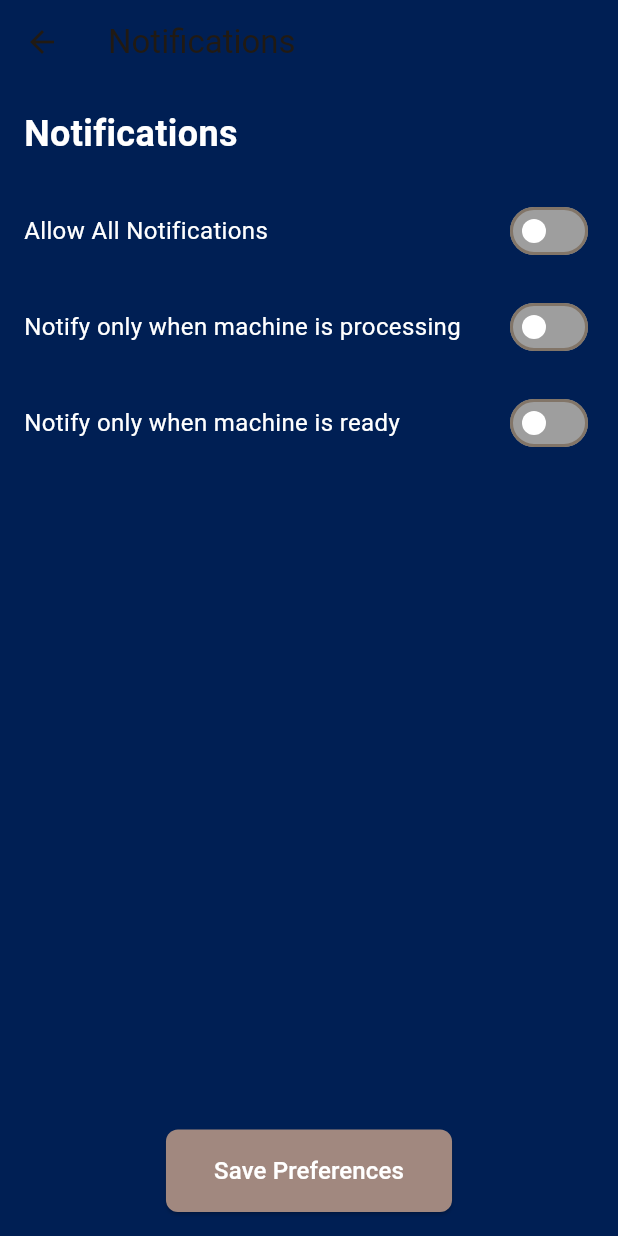
After one commit to zaynabmourtada/onSync, a Flutter app: the NotificationPreferences screen opened directly, on a phone screen of 412 x 824 dp. The commit adds this screen. Run offline on Flutter 3.47's test engine with Material 3 defaults, Android fonts, the phone set to English and light mode, and no system bars.

Commit message:
Notification Preferences Pop up

```diff
--- /dev/null
+++ b/onsync_frontend/lib/notifpreferences.dart
@@ -0,0 +1,204 @@
+import 'package:flutter/material.dart';
+
+class NotificationPreferences extends StatefulWidget {
+  const NotificationPreferences({super.key});
+
+  @override
+  _NotificationPreferencesState createState() => _NotificationPreferencesState();
+}
+
+class _NotificationPreferencesState extends State<NotificationPreferences> {
+  bool allowAllNotifications = false;
+  bool notifyWhenProcessing = false;
+  bool notifyWhenReady = false;
+
+  @override
+  Widget build(BuildContext context) {
+    return Scaffold(
+      backgroundColor: const Color(0xFF001F54), // Dark blue background color
+      appBar: AppBar(
+        title: const Text('Notifications'),
+        backgroundColor: const Color(0xFF001F54),
+        elevation: 0,
+      ),
+      body: Padding(
+        padding: const EdgeInsets.all(16.0),
+        child: Column(
+          crossAxisAlignment: CrossAxisAlignment.start,
+          children: [
+            const Text(
+              'Notifications',
+              style: TextStyle(
+                color: Colors.white,
+                fontSize: 24,
+                fontWeight: FontWeight.bold,
+              ),
+            ),
+            const SizedBox(height: 16),
+            buildSwitch('Allow All Notifications', allowAllNotifications, (value) {
+              setState(() {
+                allowAllNotifications = value;
+              });
+            }),
+            buildSwitch('Notify only when machine is processing', notifyWhenProcessing, (value) {
+              setState(() {
+                notifyWhenProcessing = value;
+              });
+            }),
+            buildSwitch('Notify only when machine is ready', notifyWhenReady, (value) {
+              setState(() {
+                notifyWhenReady = value;
+              });
+            }),
+            const Spacer(),
+            Center(
+              child: ElevatedButton(
+                onPressed: () {
+                  // Save preferences logic
+                },
+                style: ElevatedButton.styleFrom(
+                  backgroundColor: Colors.brown[300],
+                  shape: RoundedRectangleBorder(
+                    borderRadius: BorderRadius.circular(8),
+                  ),
+                  padding: const EdgeInsets.symmetric(vertical: 16, horizontal: 32),
+                ),
+                child: const Text(
+                  'Save Preferences',
+                  style: TextStyle(
+                    color: Colors.white,
+                    fontSize: 16,
+                  ),
+                ),
+              ),
+            ),
+          ],
+        ),
+      ),
+    );
+  }
+
+  Widget buildSwitch(String title, bool value, ValueChanged<bool> onChanged) {
+    return Padding(
+      padding: const EdgeInsets.symmetric(vertical: 8.0),
+      child: Row(
+        mainAxisAlignment: MainAxisAlignment.spaceBetween,
+        children: [
+          Text(
+            title,
+            style: const TextStyle(color: Colors.white, fontSize: 16),
+          ),
+          Switch(
+            value: value,
+            onChanged: onChanged,
+            activeColor: Colors.white,
+            activeTrackColor: Colors.green,
+            inactiveThumbColor: Colors.white,
+            inactiveTrackColor: Colors.grey,
+          ),
+        ],
+      ),
+    );
+  }
+}
+
+class NotifPreferences extends StatefulWidget {
+  const NotifPreferences({super.key});
+
+  @override
+  _NotifPreferencesState createState() => _NotifPreferencesState();
+}
+
+class _NotifPreferencesState extends State<NotifPreferences> {
+  bool allowAllNotifications = false;
+  bool notifyWhenProcessing = false;
+  bool notifyWhenReady = false;
+
+  @override
+  Widget build(BuildContext context) {
+    return AlertDialog(
+      backgroundColor: const Color(0xFF01204E),
+      shape: RoundedRectangleBorder(
+        borderRadius: BorderRadius.circular(20),
+      ),
+      title: const Text(
+        'Notifications',
+        style: TextStyle(
+          color: Colors.white,
+          fontWeight: FontWeight.bold,
+        ),
+        textAlign: TextAlign.center,
+      ),
+      content: Column(
+        mainAxisSize: MainAxisSize.min,
+        children: [
+          SwitchListTile(
+            title: const Text(
+              'Allow All Notifications',
+              style: TextStyle(color: Colors.white),
+            ),
+            value: allowAllNotifications,
+            onChanged: (bool value) {
+              setState(() {
+                allowAllNotifications = value;
+              });
+            },
+            secondary: Icon(
+              allowAllNotifications ? Icons.notifications_active : Icons.notifications_off,
+              color: Colors.white,
+            ),
+          ),
+          SwitchListTile(
+            title: const Text(
+              'Notify only when machine is processing',
+              style: TextStyle(color: Colors.white),
+            ),
+            value: notifyWhenProcessing,
+            onChanged: (bool value) {
+              setState(() {
+                notifyWhenProcessing = value;
+              });
+            },
+            secondary: Icon(
+              notifyWhenProcessing ? Icons.notifications_active : Icons.notifications_off,
+              color: Colors.white,
+            ),
+          ),
+          SwitchListTile(
+            title: const Text(
+              'Notify only when machine is ready',
+              style: TextStyle(color: Colors.white),
+            ),
+            value: notifyWhenReady,
+            onChanged: (bool value) {
+              setState(() {
+                notifyWhenReady = value;
+              });
+            },
+            secondary: Icon(
+              notifyWhenReady ? Icons.notifications_active : Icons.notifications_off,
+              color: Colors.white,
+            ),
+          ),
+        ],
+      ),
+      actions: [
+        ElevatedButton(
+          onPressed: () {
+            Navigator.of(context).pop();
+          },
+          style: ElevatedButton.styleFrom(
+            backgroundColor: const Color(0xFFC19A6B), // Correct parameter
+            shape: RoundedRectangleBorder(
+              borderRadius: BorderRadius.circular(12),
+            ),
+          ),
+          child: const Text(
+            'Save Preferences',
+            style: TextStyle(color: Colors.white),
+          ),
+        ),
+      ],
+    );
+  }
+}
```
Also changed, not shown: onsync_frontend/lib/Settings.dart (+12 -1 lines), onsync_frontend/lib/dashboard.dart (+36 -2 lines), 4 other files.
